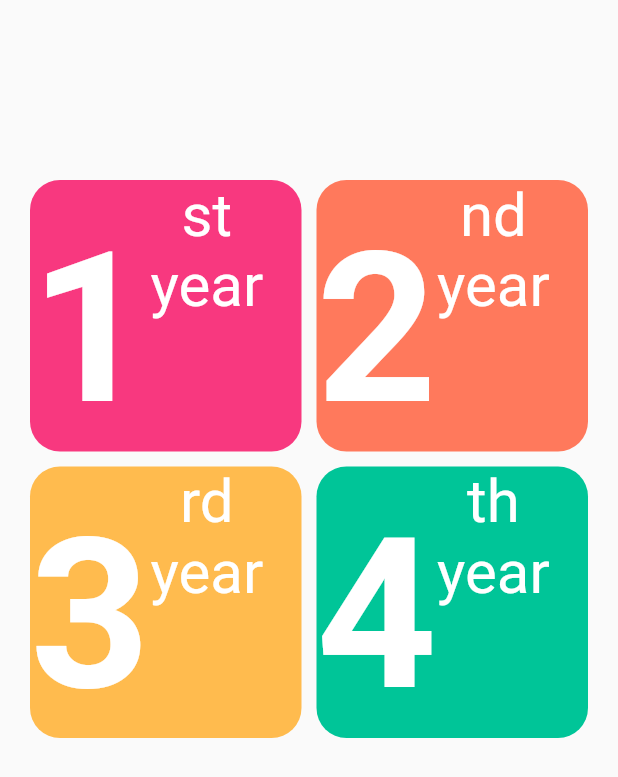
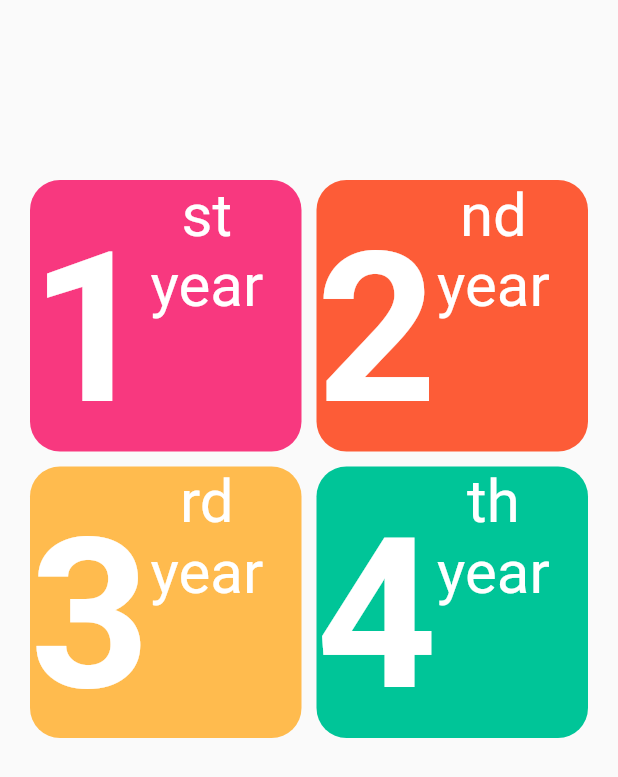
Before and after one commit to suzWaks/SPIMS, a Flutter app: the AdminHomePage screen opened directly, on a phone screen of 412 x 824 dp. Shown: the top 777 px of the screen. Run offline on Flutter 3.47's test engine with Material 2 defaults, Android fonts, the light colour scheme and no system bars; our stand-ins replace carousel_slider, contained_tab_bar_view; missing offline and left inert: clickable_list_wheel_view, custom_line_indicator_bottom_navbar, day_night_switcher.

Commit message:
admin home color change

```diff
--- a/lib/AdminPanel/adminHome.dart
+++ b/lib/AdminPanel/adminHome.dart
@@ -86,7 +86,7 @@ class _AdminHomePageState extends State<AdminHomePage> {
                 // Each container is a grid item
                 decoration: BoxDecoration(
                   borderRadius: BorderRadius.circular(20),
-                  color: const Color.fromRGBO(255, 121, 92, 1),
+                  color: Color.fromARGB(255, 253, 92, 55),
                 ),
                 child: Row(
                   mainAxisAlignment: MainAxisAlignment.start,
```
